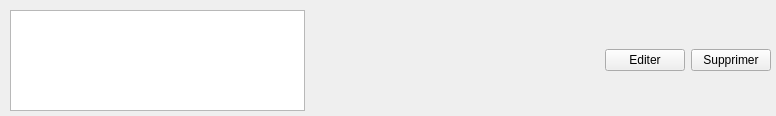
Above: onereorganizewidget.ui from mtparet/PecsQt before the change. Below: the same form after it.
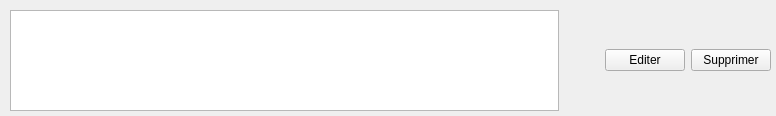
That is the form after the change. Custom widgets are drawn as their Qt base class.

```diff
--- a/onereorganizewidget.ui
+++ b/onereorganizewidget.ui
@@ -31,6 +31,9 @@
       <property name="orientation">
        <enum>Qt::Horizontal</enum>
       </property>
+      <property name="sizeType">
+       <enum>QSizePolicy::Minimum</enum>
+      </property>
       <property name="sizeHint" stdset="0">
        <size>
         <width>40</width>
```
